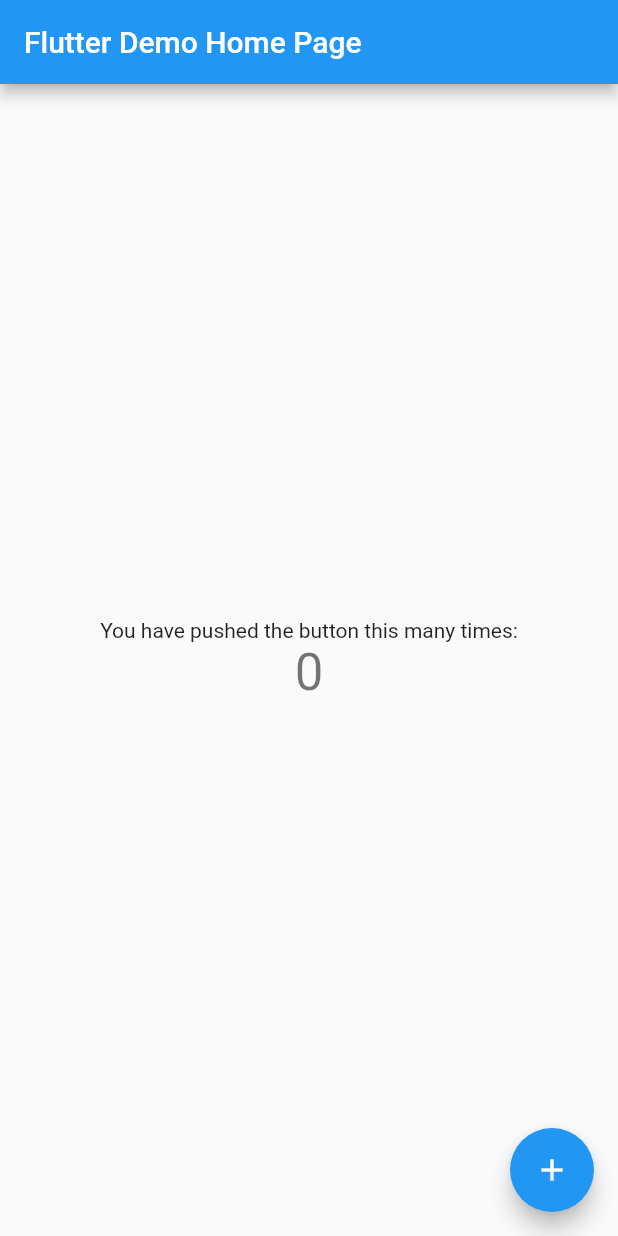
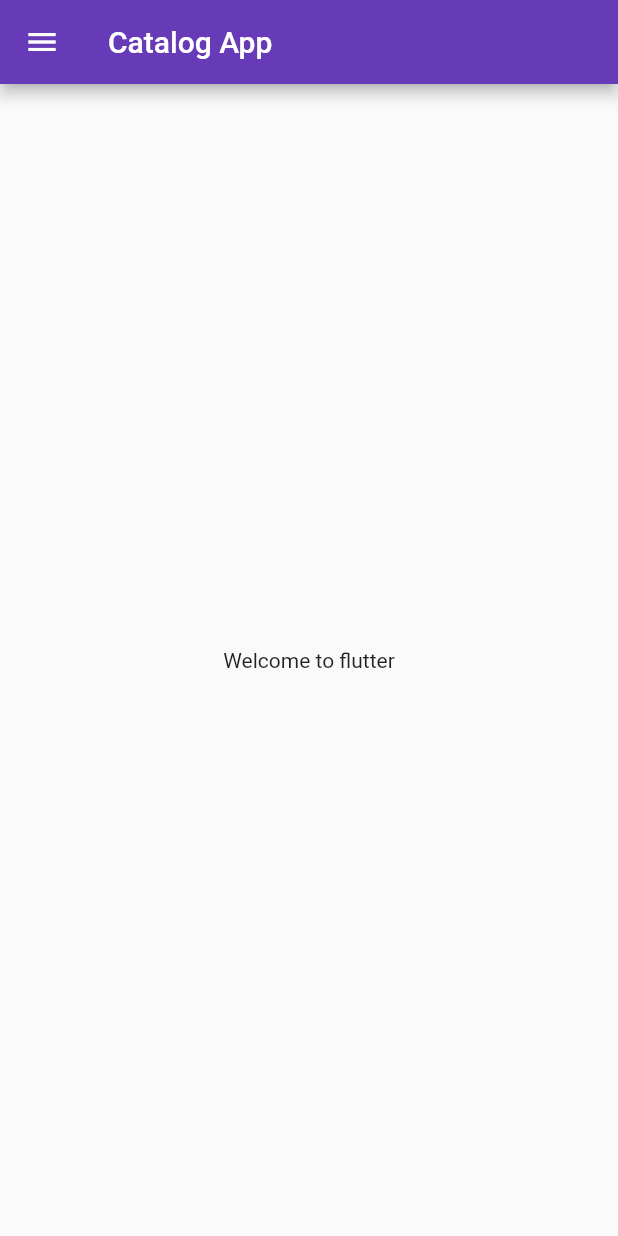
Before and after one commit to biwas-kerung/ehapp, a Flutter app: the screen it shows after launch, on a phone screen of 412 x 824 dp. Run offline on Flutter 3.47's test engine with Material 2 defaults, Android fonts, the phone set to English and light mode, and no system bars.

Commit message:
Day 1 completed

```diff
--- a/lib/main.dart
+++ b/lib/main.dart
@@ -1,115 +1,28 @@
+import 'package:ehapp/pages/home_page.dart';
+import 'package:ehapp/pages/login_page.dart';
 import 'package:flutter/material.dart';
 
 void main() {
-  runApp(const MyApp());
+  runApp(MyApp());
 }
 
 class MyApp extends StatelessWidget {
-  const MyApp({Key? key}) : super(key: key);
+  // const MyApp({Key? key}) : super(key: key);
 
-  // This widget is the root of your application.
   @override
   Widget build(BuildContext context) {
     return MaterialApp(
-      title: 'Flutter Demo',
-      theme: ThemeData(
-        // This is the theme of your application.
-        //
-        // Try running your application with "flutter run". You'll see the
-        // application has a blue toolbar. Then, without quitting the app, try
-        // changing the primarySwatch below to Colors.green and then invoke
-        // "hot reload" (press "r" in the console where you ran "flutter run",
-        // or simply save your changes to "hot reload" in a Flutter IDE).
-        // Notice that the counter didn't reset back to zero; the application
-        // is not restarted.
-        primarySwatch: Colors.blue,
+      themeMode: ThemeMode.light,
+      theme: ThemeData(primarySwatch: Colors.deepPurple),
+      darkTheme: ThemeData(
+        brightness: Brightness.dark,
       ),
-      home: const MyHomePage(title: 'Flutter Demo Home Page'),
+      initialRoute: "/home",
+      routes: {
+        "/": (context) => LoginPage(),
+        "/home": (context) => HomePage(),
+        "/login": (context) => LoginPage(),
+      },
     );
   }
 }
-
-class MyHomePage extends StatefulWidget {
-  const MyHomePage({Key? key, required this.title}) : super(key: key);
-
-  // This widget is the home page of your application. It is stateful, meaning
-  // that it has a State object (defined below) that contains fields that affect
-  // how it looks.
-
-  // This class is the configuration for the state. It holds the values (in this
-  // case the title) provided by the parent (in this case the App widget) and
-  // used by the build method of the State. Fields in a Widget subclass are
-  // always marked "final".
-
-  final String title;
-
-  @override
-  State<MyHomePage> createState() => _MyHomePageState();
-}
-
-class _MyHomePageState extends State<MyHomePage> {
-  int _counter = 0;
-
-  void _incrementCounter() {
-    setState(() {
-      // This call to setState tells the Flutter framework that something has
-      // changed in this State, which causes it to rerun the build method below
-      // so that the display can reflect the updated values. If we changed
-      // _counter without calling setState(), then the build method would not be
-      // called again, and so nothing would appear to happen.
-      _counter++;
-    });
-  }
-
-  @override
-  Widget build(BuildContext context) {
-    // This method is rerun every time setState is called, for instance as done
-    // by the _incrementCounter method above.
-    //
-    // The Flutter framework has been optimized to make rerunning build methods
-    // fast, so that you can just rebuild anything that needs updating rather
-    // than having to individually change instances of widgets.
-    return Scaffold(
-      appBar: AppBar(
-        // Here we take the value from the MyHomePage object that was created by
-        // the App.build method, and use it to set our appbar title.
-        title: Text(widget.title),
-      ),
-      body: Center(
-        // Center is a layout widget. It takes a single child and positions it
-        // in the middle of the parent.
-        child: Column(
-          // Column is also a layout widget. It takes a list of children and
-          // arranges them vertically. By default, it sizes itself to fit its
-          // children horizontally, and tries to be as tall as its parent.
-          //
-          // Invoke "debug painting" (press "p" in the console, choose the
-          // "Toggle Debug Paint" action from the Flutter Inspector in Android
-          // Studio, or the "Toggle Debug Paint" command in Visual Studio Code)
-          // to see the wireframe for each widget.
-          //
-          // Column has various properties to control how it sizes itself and
-          // how it positions its children. Here we use mainAxisAlignment to
-          // center the children vertically; the main axis here is the vertical
-          // axis because Columns are vertical (the cross axis would be
-          // horizontal).
-          mainAxisAlignment: MainAxisAlignment.center,
-          children: <Widget>[
-            const Text(
-              'You have pushed the button this many times:',
-            ),
-            Text(
-              '$_counter',
-              style: Theme.of(context).textTheme.headline4,
-            ),
-          ],
-        ),
-      ),
-      floatingActionButton: FloatingActionButton(
-        onPressed: _incrementCounter,
-        tooltip: 'Increment',
-        child: const Icon(Icons.add),
-      ), // This trailing comma makes auto-formatting nicer for build methods.
-    );
-  }
-}
--- /dev/null
+++ b/lib/pages/home_page.dart
@@ -0,0 +1,20 @@
+import 'package:flutter/material.dart';
+
+class HomePage extends StatelessWidget {
+  // const HomePage({Key? key}) : super(key: key);
+
+  @override
+  Widget build(BuildContext context) {
+    return Scaffold(
+      appBar: AppBar(
+        title: Text("Catalog App"),
+      ),
+      body: Center(
+        child: Container(
+          child: Text("Welcome to flutter"),
+        ),
+      ),
+      drawer: Drawer(),
+    );
+  }
+}
--- /dev/null
+++ b/lib/pages/login_page.dart
@@ -0,0 +1,21 @@
+import 'package:flutter/material.dart';
+
+class LoginPage extends StatelessWidget {
+  // const LoginPage({ Key? key }) : super(key: key);
+
+  @override
+  Widget build(BuildContext context) {
+    return Material(
+      child: Center(
+        child: Text(
+          "Login Page",
+          style: TextStyle(
+            fontSize: 20,
+            color: Colors.blue,
+            fontWeight: FontWeight.bold,
+          ),
+        ),
+      ),
+    );
+  }
+}
```
